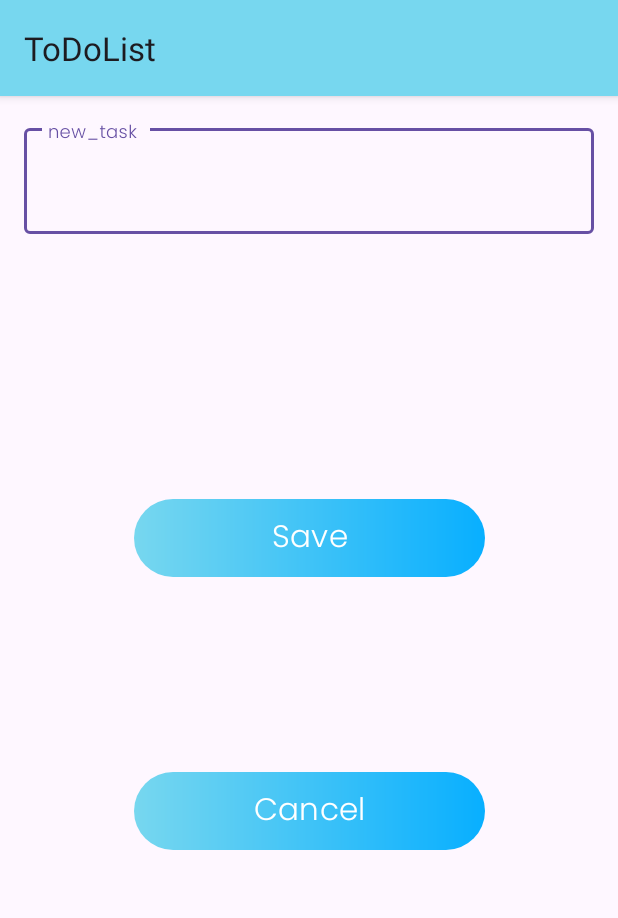
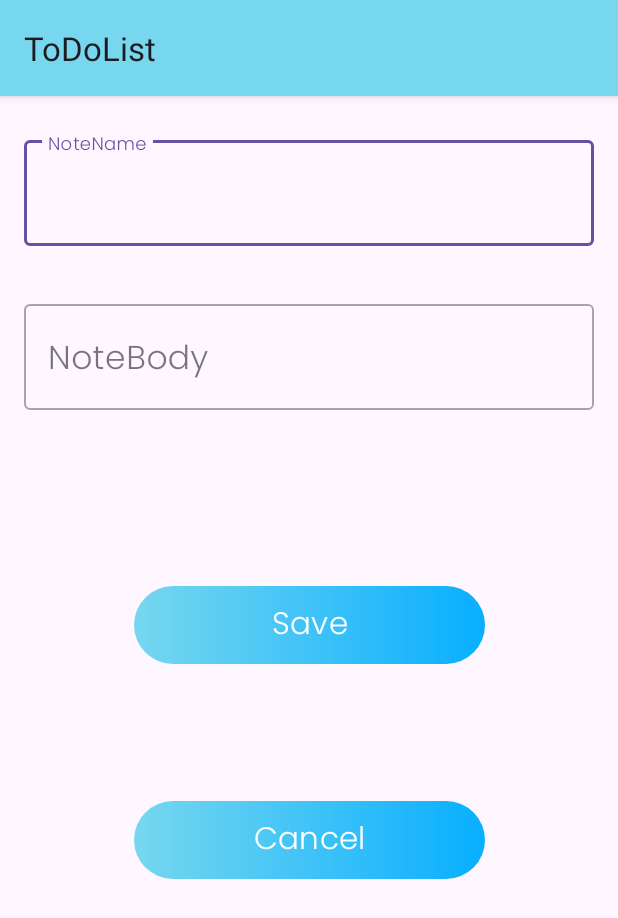
Before and after one commit to manarkhaledx/ToDoList_Java, an Android app: the AddNewTaskActivity screen opened directly, with no data from a screen before it, on a phone screen of 412 x 824 dp. Shown: the top 918 px of the screen. Run offline under Robolectric (Android 15) with nearby library versions, the phone set to English and light mode, and no system bars; our stand-ins replace sdp/ssp sizes; plain views replace CircularProgressButton.

Commit message:
added noteName & title text in xml

```diff
--- a/app/src/main/res/layout/activity_add_new_task.xml
+++ b/app/src/main/res/layout/activity_add_new_task.xml
@@ -11,7 +11,7 @@
         android:layout_height="@dimen/_40sdp"
         android:layout_below="@id/NewTask_et"
         android:layout_alignParentEnd="true"
-        android:layout_marginTop="@dimen/_100sdp"
+        android:layout_marginTop="@dimen/_70sdp"
         android:text="@string/cancel"
         android:background="@drawable/ccustombutton"
         app:backgroundTint="@null"
@@ -24,12 +24,33 @@
         app:layout_constraintTop_toBottomOf="@+id/newTask_btn"
         tools:ignore="MissingConstraints" />
 
+
+    <com.google.android.material.textfield.TextInputLayout
+        android:id="@+id/titlle_et"
+        style="@style/Widget.MaterialComponents.TextInputLayout.OutlinedBox"
+        android:layout_width="match_parent"
+        android:layout_height="wrap_content"
+        app:layout_constraintEnd_toEndOf="parent"
+        android:layout_marginTop="@dimen/_6sdp"
+        app:layout_constraintStart_toStartOf="parent"
+        app:layout_constraintTop_toTopOf="parent">
+        <EditText
+            android:id="@+id/title_et"
+            android:layout_width="match_parent"
+            android:layout_height="wrap_content"
+            android:autofillHints="title"
+            android:ems="10"
+            style="@style/h3"
+            android:hint="@string/notename"
+            android:inputType="textImeMultiLine"/>
+    </com.google.android.material.textfield.TextInputLayout>
     <com.google.android.material.textfield.TextInputLayout
         android:id="@+id/NewTask_et"
         style="@style/Widget.MaterialComponents.TextInputLayout.OutlinedBox"
         android:layout_width="match_parent"
         android:layout_height="wrap_content"
         app:layout_constraintEnd_toEndOf="parent"
+        android:layout_marginTop="@dimen/_90sdp"
         app:layout_constraintStart_toStartOf="parent"
         app:layout_constraintTop_toTopOf="parent">
         <EditText
@@ -39,7 +60,7 @@
             android:autofillHints="Password"
             android:ems="10"
             style="@style/h3"
-            android:hint="@string/new_task"
+            android:hint="@string/notebody"
             android:inputType="textImeMultiLine"/>
     </com.google.android.material.textfield.TextInputLayout>
 
@@ -51,7 +72,7 @@
         android:layout_height="@dimen/_40sdp"
         android:layout_below="@id/NewTask_et"
         android:layout_alignParentEnd="true"
-        android:layout_marginTop="@dimen/_136sdp"
+        android:layout_marginTop="@dimen/_90sdp"
         android:background="@drawable/ccustombutton"
         app:spinning_bar_color="@color/white"
         app:backgroundTint="@null"
--- a/app/src/main/res/layout/task_layout.xml
+++ b/app/src/main/res/layout/task_layout.xml
@@ -24,6 +24,18 @@
             tools:text="ToDo"
             tools:ignore="RtlSymmetry" />
 
+        <TextView
+            android:id="@+id/todo_title"
+            android:layout_width="wrap_content"
+            android:layout_height="wrap_content"
+            style="@style/h2"
+            android:textSize="10sp"
+            android:textStyle="bold"
+            app:layout_constraintStart_toStartOf="parent"
+            app:layout_constraintTop_toTopOf="parent"
+            tools:ignore="SmallSp"
+            tools:text="Sample Title" />
+
     </RelativeLayout>
 
 </androidx.cardview.widget.CardView>
--- a/app/src/main/res/values/strings.xml
+++ b/app/src/main/res/values/strings.xml
@@ -8,12 +8,14 @@
     <string name="deleteall">DeleteAll</string>
     <string name="deleteMessage">Are you sure you want to delete all tasks?</string>
     <string name="delete">Delete</string>
-    <string name="enterTask">Please enter a task</string>
+    <string name="enterTask">Please enter a task name and body correct</string>
     <string name="updateTask">"Task updated"</string>
     <string name="taskCreated">"Task created"</string>
     <string name="delete_task_dialog_title">Delete Task</string>
     <string name="delete_task_dialog_message">Are you sure you want to delete this task?</string>
     <string name="confirm">Confirm</string>
+    <string name="notename">NoteName</string>
+    <string name="notebody">NoteBody</string>
 
 
 </resources>
```
Also changed, not shown: 1 other file.
